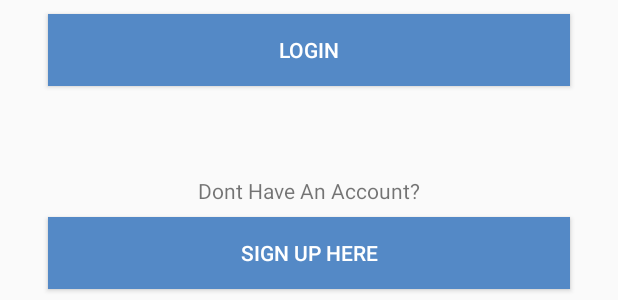
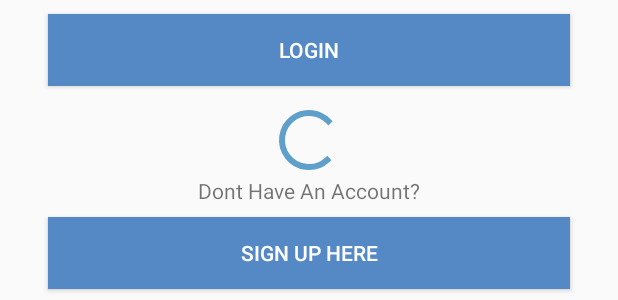
Before and after one commit to HlaingTinHtun/Chat_App_Kotlin, an Android app: the layout activity_login.xml on its own in the app's theme, with its tools: preview values and no code run, on a phone screen of 412 x 824 dp. Shown: the part 200-500 px from the top of the screen. Run offline under Robolectric (Android 15) with nearby library versions, the phone set to English and light mode, and no system bars.

Commit message:
finishing up the login activity

```diff
--- a/app/src/main/res/layout/activity_login.xml
+++ b/app/src/main/res/layout/activity_login.xml
@@ -73,4 +73,14 @@
         app:layout_constraintEnd_toEndOf="parent"
         app:layout_constraintStart_toStartOf="parent"
         app:layout_constraintTop_toBottomOf="@+id/loginRegisterText" />
+
+    <ProgressBar
+        android:id="@+id/loginSpinner"
+        style="?android:attr/progressBarStyle"
+        android:layout_width="wrap_content"
+        android:layout_height="wrap_content"
+        app:layout_constraintBottom_toTopOf="@+id/loginRegisterText"
+        app:layout_constraintEnd_toEndOf="parent"
+        app:layout_constraintHorizontal_bias="0.5"
+        app:layout_constraintStart_toStartOf="parent" />
 </androidx.constraintlayout.widget.ConstraintLayout>
```
Also changed, not shown: app/src/main/java/com/example/guri/Controllers/LoginActivity.kt (+45 -5 lines).
